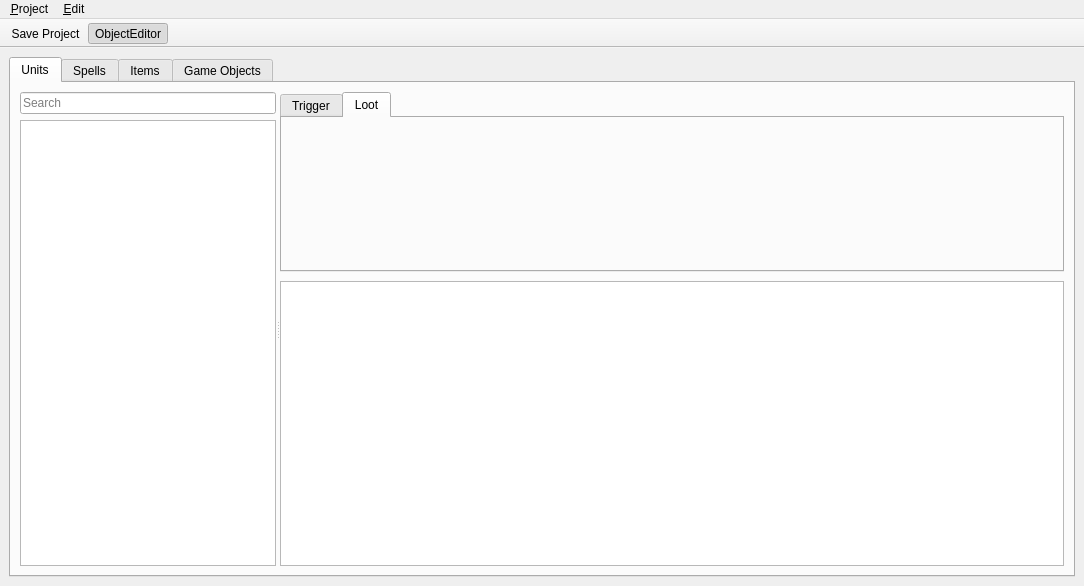
The window that editor/ui/object_editor.ui (Kyoril/wow-pp) describes before a commit, drawn with Qt 5.
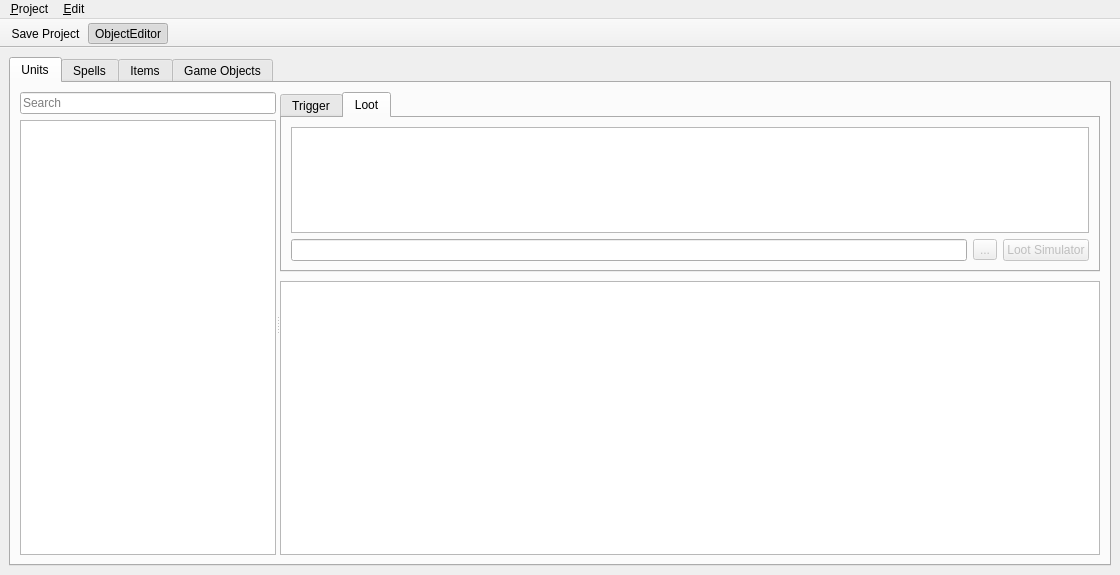
The same window after the commit. The open tabs and pages were chosen to show the change. Icons and pictures are not drawn.

Commit message: Loot Simulation tool is working

Diff of the .ui file:
```diff
--- a/editor/ui/object_editor.ui
+++ b/editor/ui/object_editor.ui
@@ -6,8 +6,8 @@
    <rect>
     <x>0</x>
     <y>0</y>
-    <width>1084</width>
-    <height>586</height>
+    <width>1120</width>
+    <height>564</height>
    </rect>
   </property>
   <property name="windowTitle">
@@ -181,6 +181,49 @@
                <attribute name="title">
                 <string>Loot</string>
                </attribute>
+               <layout class="QVBoxLayout" name="verticalLayout_14">
+                <property name="leftMargin">
+                 <number>9</number>
+                </property>
+                <item>
+                 <widget class="QListWidget" name="lootView">
+                  <property name="alternatingRowColors">
+                   <bool>true</bool>
+                  </property>
+                 </widget>
+                </item>
+                <item>
+                 <layout class="QHBoxLayout" name="horizontalLayout_4">
+                  <item>
+                   <widget class="QLineEdit" name="lootLine">
+                    <property name="readOnly">
+                     <bool>true</bool>
+                    </property>
+                   </widget>
+                  </item>
+                  <item>
+                   <widget class="QToolButton" name="lootToolButton">
+                    <property name="enabled">
+                     <bool>false</bool>
+                    </property>
+                    <property name="text">
+                     <string>...</string>
+                    </property>
+                   </widget>
+                  </item>
+                  <item>
+                   <widget class="QPushButton" name="lootSimulatorButton">
+                    <property name="enabled">
+                     <bool>false</bool>
+                    </property>
+                    <property name="text">
+                     <string>Loot Simulator</string>
+                    </property>
+                   </widget>
+                  </item>
+                 </layout>
+                </item>
+               </layout>
               </widget>
              </widget>
             </item>
@@ -2895,7 +2938,7 @@
     <rect>
      <x>0</x>
      <y>0</y>
-     <width>1084</width>
+     <width>1120</width>
      <height>21</height>
     </rect>
    </property>
```
Left out of the diff: 5 changed lines with no effect on the pictures. The commit also changes 6 other files.
